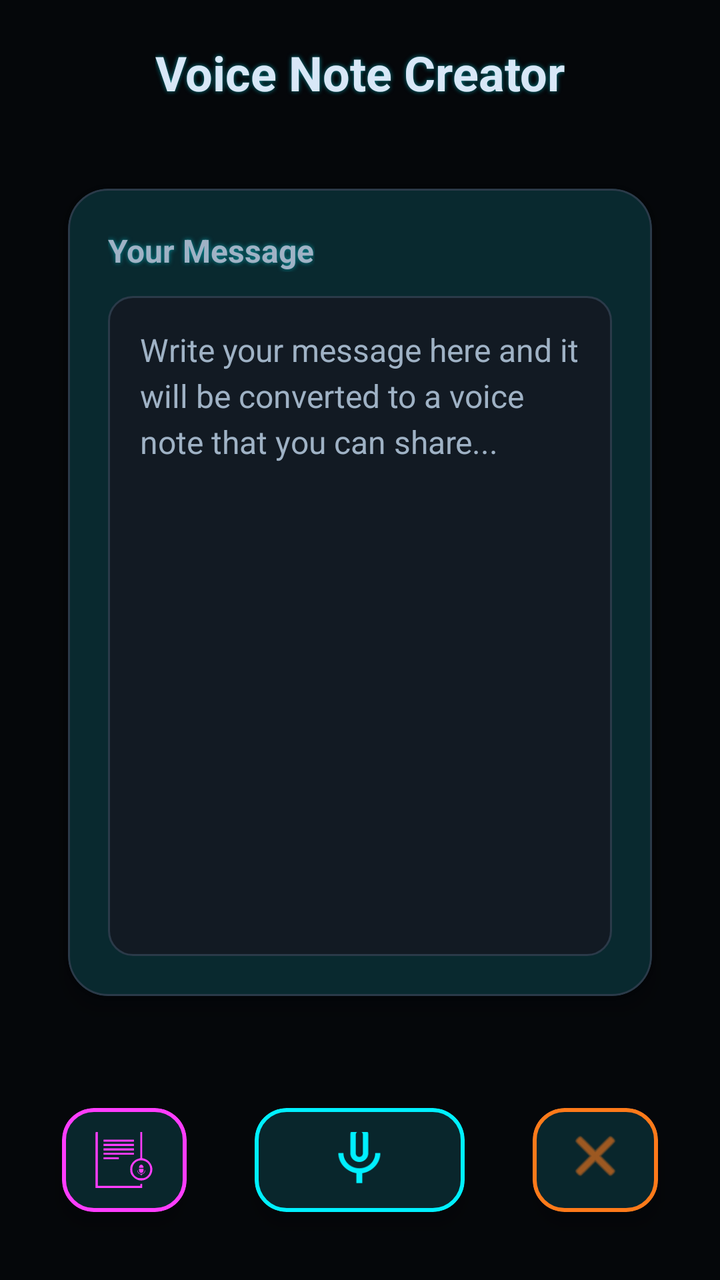
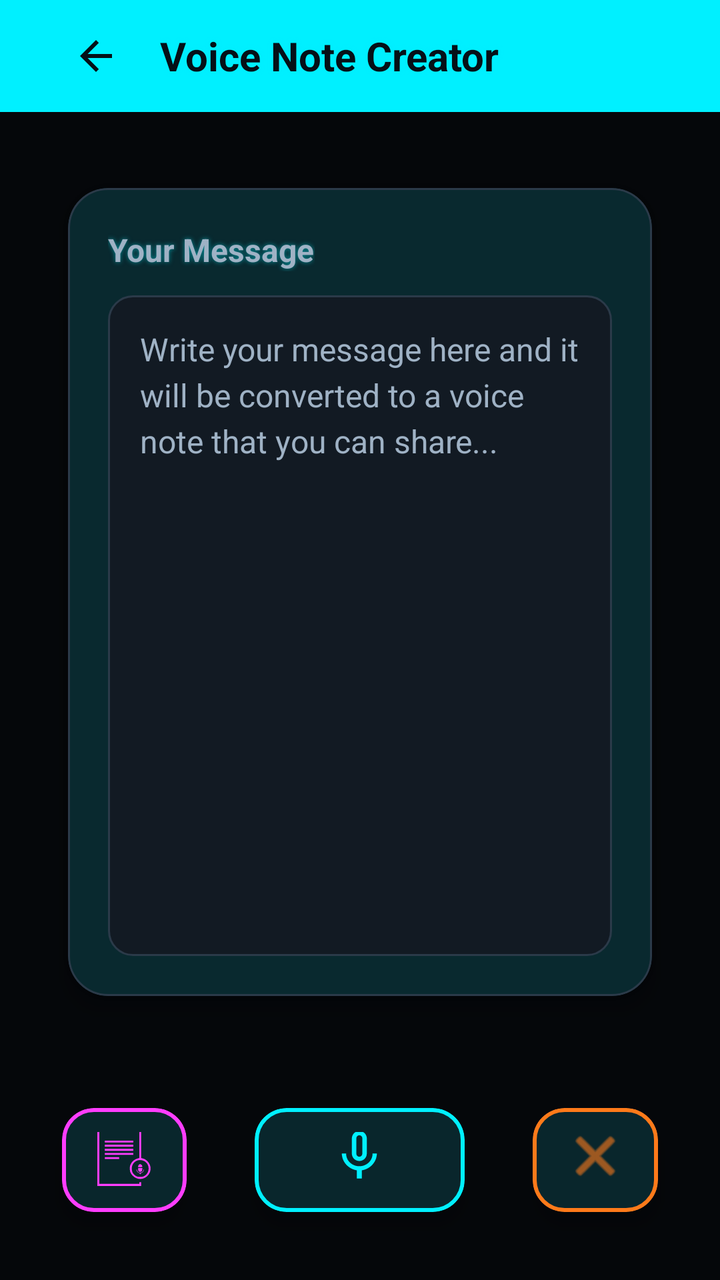

Before-and-after screenshots of an Android layout around one commit, followed by the original layout XML and the change that was made.
<!-- AndroidManifest.xml: application theme Theme.Bridge -->
<!-- res/layout/activity_voice_note.xml -->
<?xml version="1.0" encoding="utf-8"?>
<LinearLayout xmlns:android="http://schemas.android.com/apk/res/android"
    xmlns:app="http://schemas.android.com/apk/res-auto"
    xmlns:tools="http://schemas.android.com/tools"
    android:id="@+id/main"
    android:layout_width="match_parent"
    android:layout_height="match_parent"
    android:background="@color/app_bg"
    android:orientation="vertical"
    android:padding="20dp"
    tools:context=".VoiceNoteActivity">

    
    <RelativeLayout
        android:layout_width="match_parent"
        android:layout_height="wrap_content"
        android:layout_marginBottom="24dp">

        <TextView
            android:layout_width="wrap_content"
            android:layout_height="wrap_content"
            android:layout_centerInParent="true"
            android:text="Voice Note Creator"
            android:textColor="@color/on_background"
            android:textSize="24sp"
            android:textStyle="bold" />

    </RelativeLayout>

    
    <com.google.android.material.card.MaterialCardView
        android:layout_width="match_parent"
        android:layout_height="0dp"
        android:layout_weight="1"
        android:layout_marginBottom="24dp"
        app:cardBackgroundColor="@color/surface"
        app:cardCornerRadius="20dp"
        app:cardElevation="8dp"
        app:strokeColor="@color/outline"
        app:strokeWidth="1dp">

        <LinearLayout
            android:layout_width="match_parent"
            android:layout_height="match_parent"
            android:orientation="vertical"
            android:padding="20dp">

            <TextView
                android:layout_width="wrap_content"
                android:layout_height="wrap_content"
                android:layout_marginBottom="12dp"
                android:text="Your Message"
                android:textColor="@color/on_surface_variant"
                android:textSize="16sp"
                android:textStyle="bold" />

            <EditText
                android:id="@+id/editTextMessage"
                android:layout_width="match_parent"
                android:layout_height="match_parent"
                android:background="@drawable/dark_message_input_bg"
                android:gravity="top|start"
                android:hint="Write your message here and it will be converted to a voice note that you can share..."
                android:inputType="textMultiLine|textCapSentences"
                android:padding="16dp"
                android:textColor="@color/on_surface"
                android:textColorHint="@color/on_surface_variant"
                android:textSize="16sp"
                android:lineSpacingExtra="4dp" />

        </LinearLayout>

    </com.google.android.material.card.MaterialCardView>

    
    <LinearLayout
        android:layout_width="match_parent"
        android:layout_height="wrap_content"
        android:orientation="horizontal"
        android:gravity="center">

        
        <com.google.android.material.card.MaterialCardView
            android:layout_width="0dp"
            android:layout_height="80dp"
            android:layout_weight="1"
            android:layout_marginEnd="8dp"
            app:cardBackgroundColor="@color/surface"
            app:cardCornerRadius="16dp"
            app:cardElevation="6dp"
            app:strokeColor="@color/secondary"
            app:strokeWidth="2dp">

            <LinearLayout
                android:id="@+id/buttonAI"
                android:layout_width="match_parent"
                android:layout_height="match_parent"
                android:background="?attr/selectableItemBackground"
                android:clickable="true"
                android:focusable="true"
                android:gravity="center"
                android:orientation="vertical"
                android:padding="12dp">

                <ImageView
                    android:layout_width="32dp"
                    android:layout_height="32dp"
                    android:layout_marginBottom="4dp"
                    android:src="@drawable/trans"
                    app:tint="@color/secondary" />

                <TextView
                    android:layout_width="wrap_content"
                    android:layout_height="wrap_content"
                    android:text="AI"
                    android:textColor="@color/on_surface"
                    android:textSize="14sp"
                    android:textStyle="bold" />

            </LinearLayout>

        </com.google.android.material.card.MaterialCardView>

        
        <com.google.android.material.card.MaterialCardView
            android:layout_width="0dp"
            android:layout_height="80dp"
            android:layout_weight="1.5"
            android:layout_marginStart="4dp"
            android:layout_marginEnd="4dp"
            app:cardBackgroundColor="@color/surface"
            app:cardCornerRadius="16dp"
            app:cardElevation="6dp"
            app:strokeColor="@color/primary"
            app:strokeWidth="2dp">

            <LinearLayout
                android:id="@+id/buttonCreateNote"
                android:layout_width="match_parent"
                android:layout_height="match_parent"
                android:background="?attr/selectableItemBackground"
                android:clickable="true"
                android:focusable="true"
                android:gravity="center"
                android:orientation="vertical"
                android:padding="12dp">

                <ImageView
                    android:layout_width="36dp"
                    android:layout_height="36dp"
                    android:layout_marginBottom="4dp"
                    android:src="@drawable/mic"
                    app:tint="@color/primary" />

                <TextView
                    android:layout_width="wrap_content"
                    android:layout_height="wrap_content"
                    android:text="Create Note"
                    android:textColor="@color/on_surface"
                    android:textSize="14sp"
                    android:textStyle="bold" />

            </LinearLayout>

        </com.google.android.material.card.MaterialCardView>

        
        <com.google.android.material.card.MaterialCardView
            android:layout_width="0dp"
            android:layout_height="80dp"
            android:layout_weight="1"
            android:layout_marginStart="8dp"
            app:cardBackgroundColor="@color/surface"
            app:cardCornerRadius="16dp"
            app:cardElevation="6dp"
            app:strokeColor="@color/stroke_orange"
            app:strokeWidth="2dp">

            <LinearLayout
                android:id="@+id/buttonClear"
                android:layout_width="match_parent"
                android:layout_height="match_parent"
                android:background="?attr/selectableItemBackground"
                android:clickable="true"
                android:focusable="true"
                android:gravity="center"
                android:orientation="vertical"
                android:padding="12dp">

                <ImageView
                    android:layout_width="32dp"
                    android:layout_height="32dp"
                    android:layout_marginBottom="4dp"
                    android:src="@android:drawable/ic_menu_close_clear_cancel"
                    app:tint="@color/stroke_orange" />

                <TextView
                    android:layout_width="wrap_content"
                    android:layout_height="wrap_content"
                    android:text="Clear"
                    android:textColor="@color/on_surface"
                    android:textSize="14sp"
                    android:textStyle="bold" />

            </LinearLayout>

        </com.google.android.material.card.MaterialCardView>

    </LinearLayout>

</LinearLayout>
<!-- resources referenced by this layout -->
<resources>
  <color name="app_bg">#05070A</color>
  <color name="on_background">#D8E7F7</color>
  <color name="on_surface">#CFE0F2</color>
  <color name="on_surface_variant">#9FB2C5</color>
  <color name="outline">#2B3A49</color>
  <color name="primary">#00F0FF</color>
  <color name="secondary">#FF3DFF</color>
  <color name="stroke_orange">#FF7A1A</color>
  <color name="surface">#0B0F14</color>
  <!-- drawable dark_message_input_bg (drawable) -->
  <?xml version="1.0" encoding="utf-8"?>
  <shape xmlns:android="http://schemas.android.com/apk/res/android"
      android:shape="rectangle">
      
      <solid android:color="@color/surface_variant" />
      
      <corners android:radius="12dp" />
      
      <stroke
          android:width="1dp"
          android:color="@color/outline" />
          
  </shape>
  <style name="Theme.Bridge" parent="Base.Theme.Bridge" />
  <color name="surface_variant">#121A23</color>
  <color name="on_primary">#051017</color>
  <color name="on_secondary">#140414</color>
  <color name="tertiary">#19FF82</color>
  <color name="on_tertiary">#07130C</color>
  <color name="outline_variant">#1B2733</color>
  <color name="status_bar">#05070A</color>
  <color name="nav_bar">#05070A</color>
  <color name="ripple_neon">#3300F0FF</color>
  <style name="Widget.Bridge.TextView" parent="@style/Widget.AppCompat.TextView">
          <item name="android:textColor">@color/on_surface</item>
          <item name="android:textColorHint">@color/on_surface_variant</item>
          
          <item name="android:shadowColor">@color/shadow_neon</item>
          <item name="android:shadowDx">0</item>
          <item name="android:shadowDy">0</item>
          <item name="android:shadowRadius">6</item>
      </style>
  <style name="Widget.Bridge.Toolbar" parent="Widget.Material3.Toolbar">
          <item name="backgroundTint">@color/surface</item>
          <item name="titleTextColor">@color/on_surface</item>
          <item name="subtitleTextColor">@color/on_surface_variant</item>
          <item name="navigationIconTint">@color/primary</item>
          <item name="titleCentered">true</item>
          <item name="android:popupTheme">@style/ThemeOverlay.Material3.Dark</item>
          <item name="android:stateListAnimator">@null</item>
          <item name="elevation">0dp</item>
      </style>
  <style name="Widget.Bridge.Card" parent="Widget.Material3.CardView.Elevated">
          <item name="cardBackgroundColor">@color/card_bg</item>
          <item name="strokeColor">@color/primary</item>
          <item name="strokeWidth">1dp</item>
          <item name="cardUseCompatPadding">true</item>
          <item name="cardPreventCornerOverlap">true</item>
          <item name="shapeAppearance">@style/Shape.Bridge.Large</item>
          <item name="android:stateListAnimator">@null</item>
          <item name="cardElevation">8dp</item>
      </style>
  <style name="Shape.Bridge.Small" parent="ShapeAppearance.Material3.Corner.Small">
          <item name="cornerFamily">rounded</item>
          <item name="cornerSize">12dp</item>
      </style>
  <style name="Shape.Bridge.Medium" parent="ShapeAppearance.Material3.Corner.Medium">
          <item name="cornerFamily">rounded</item>
          <item name="cornerSize">16dp</item>
      </style>
  <style name="Shape.Bridge.Large" parent="ShapeAppearance.Material3.Corner.Large">
          <item name="cornerFamily">rounded</item>
          <item name="cornerSize">24dp</item>
      </style>
  <color name="shadow_neon">#8000F0FF</color>
  <color name="card_bg">#0F1621</color>
  <!-- unchanged entries left out for length: 4 -->
</resources>

<!-- the commit's change to res/layout/activity_voice_note.xml (unified diff, before → after) -->
@@ -1,211 +1,246 @@
 <?xml version="1.0" encoding="utf-8"?>
-<LinearLayout xmlns:android="http://schemas.android.com/apk/res/android"
+<RelativeLayout xmlns:android="http://schemas.android.com/apk/res/android"
     xmlns:app="http://schemas.android.com/apk/res-auto"
     xmlns:tools="http://schemas.android.com/tools"
     android:id="@+id/main"
     android:layout_width="match_parent"
     android:layout_height="match_parent"
     android:background="@color/app_bg"
-    android:orientation="vertical"
-    android:padding="20dp"
+    android:fitsSystemWindows="false"
     tools:context=".VoiceNoteActivity">
 
-    
-    <RelativeLayout
+    <com.google.android.material.appbar.MaterialToolbar
+        android:id="@+id/toolBar"
         android:layout_width="match_parent"
         android:layout_height="wrap_content"
-        android:layout_marginBottom="24dp">
-
-        <TextView
-            android:layout_width="wrap_content"
-            android:layout_height="wrap_content"
-            android:layout_centerInParent="true"
-            android:text="Voice Note Creator"
-            android:textColor="@color/on_background"
-            android:textSize="24sp"
-            android:textStyle="bold" />
-
-    </RelativeLayout>
-
-    
-    <com.google.android.material.card.MaterialCardView
-        android:layout_width="match_parent"
-        android:layout_height="0dp"
-        android:layout_weight="1"
-        android:layout_marginBottom="24dp"
-        app:cardBackgroundColor="@color/surface"
-        app:cardCornerRadius="20dp"
-        app:cardElevation="8dp"
-        app:strokeColor="@color/outline"
-        app:strokeWidth="1dp">
+        android:minHeight="56dp"
+        android:layout_alignParentTop="true"
+        android:background="@color/primary"
+        android:fitsSystemWindows="false"
+        app:titleTextColor="@color/on_primary">
 
         <LinearLayout
             android:layout_width="match_parent"
             android:layout_height="match_parent"
-            android:orientation="vertical"
-            android:padding="20dp">
+            android:orientation="horizontal"
+            android:gravity="center_vertical"
+            android:paddingStart="8dp"
+            android:paddingEnd="16dp">
+
+            <ImageButton
+                android:id="@+id/back_btn"
+                android:layout_width="48dp"
+                android:layout_height="48dp"
+                android:background="?attr/selectableItemBackgroundBorderless"
+                android:src="@drawable/ic_arrow_back"
+                android:contentDescription="Back"
+                app:tint="@color/on_primary" />
 
             <TextView
-                android:layout_width="wrap_content"
+                android:id="@+id/title_text"
+                android:layout_width="0dp"
                 android:layout_height="wrap_content"
-                android:layout_marginBottom="12dp"
-                android:text="Your Message"
-                android:textColor="@color/on_surface_variant"
-                android:textSize="16sp"
-                android:textStyle="bold" />
-
-            <EditText
-                android:id="@+id/editTextMessage"
+                android:layout_weight="1"
+                android:text="Voice Note Creator"
+                android:textSize="20sp"
+                android:textStyle="bold"
+                android:textColor="@color/on_primary"
+                android:layout_marginStart="8dp" />
+
+        </LinearLayout>
+
+    </com.google.android.material.appbar.MaterialToolbar>
+
+    <LinearLayout
+        android:layout_width="match_parent"
+        android:layout_height="match_parent"
+        android:layout_below="@+id/toolBar"
+        android:orientation="vertical"
+        android:padding="20dp">
+
+        
+        <com.google.android.material.card.MaterialCardView
+            android:layout_width="match_parent"
+            android:layout_height="0dp"
+            android:layout_weight="1"
+            android:layout_marginBottom="24dp"
+            app:cardBackgroundColor="@color/surface"
+            app:cardCornerRadius="20dp"
+            app:cardElevation="8dp"
+            app:strokeColor="@color/outline"
+            app:strokeWidth="1dp">
+
+            <LinearLayout
                 android:layout_width="match_parent"
                 android:layout_height="match_parent"
-                android:background="@drawable/dark_message_input_bg"
-                android:gravity="top|start"
-                android:hint="Write your message here and it will be converted to a voice note that you can share..."
-                android:inputType="textMultiLine|textCapSentences"
-                android:padding="16dp"
-                android:textColor="@color/on_surface"
-                android:textColorHint="@color/on_surface_variant"
-                android:textSize="16sp"
-                android:lineSpacingExtra="4dp" />
-
-        </LinearLayout>
-
-    </com.google.android.material.card.MaterialCardView>
-
-    
-    <LinearLayout
-        android:layout_width="match_parent"
-        android:layout_height="wrap_content"
-        android:orientation="horizontal"
-        android:gravity="center">
-
-        
-        <com.google.android.material.card.MaterialCardView
-            android:layout_width="0dp"
-            android:layout_height="80dp"
-            android:layout_weight="1"
-            android:layout_marginEnd="8dp"
-            app:cardBackgroundColor="@color/surface"
-            app:cardCornerRadius="16dp"
-            app:cardElevation="6dp"
-            app:strokeColor="@color/secondary"
-            app:strokeWidth="2dp">
-
-            <LinearLayout
-                android:id="@+id/buttonAI"
-                android:layout_width="match_parent"
-                android:layout_height="match_parent"
-                android:background="?attr/selectableItemBackground"
-                android:clickable="true"
-                android:focusable="true"
-                android:gravity="center"
                 android:orientation="vertical"
-                android:padding="12dp">
-
-                <ImageView
-                    android:layout_width="32dp"
-                    android:layout_height="32dp"
-                    android:layout_marginBottom="4dp"
-                    android:src="@drawable/trans"
-                    app:tint="@color/secondary" />
+                android:padding="20dp">
 
                 <TextView
                     android:layout_width="wrap_content"
                     android:layout_height="wrap_content"
-                    android:text="AI"
+                    android:layout_marginBottom="12dp"
+                    android:text="Your Message"
+                    android:textColor="@color/on_surface_variant"
+                    android:textSize="16sp"
+                    android:textStyle="bold" />
+
+                <EditText
+                    android:id="@+id/editTextMessage"
+                    android:layout_width="match_parent"
+                    android:layout_height="match_parent"
+                    android:background="@drawable/dark_message_input_bg"
+                    android:gravity="top|start"
+                    android:hint="Write your message here and it will be converted to a voice note that you can share..."
+                    android:inputType="textMultiLine|textCapSentences"
+                    android:padding="16dp"
                     android:textColor="@color/on_surface"
-                    android:textSize="14sp"
-                    android:textStyle="bold" />
+                    android:textColorHint="@color/on_surface_variant"
+                    android:textSize="16sp"
+                    android:lineSpacingExtra="4dp" />
 
             </LinearLayout>
 
         </com.google.android.material.card.MaterialCardView>
 
         
-        <com.google.android.material.card.MaterialCardView
-            android:layout_width="0dp"
-            android:layout_height="80dp"
-            android:layout_weight="1.5"
-            android:layout_marginStart="4dp"
-            android:layout_marginEnd="4dp"
-            app:cardBackgroundColor="@color/surface"
-            app:cardCornerRadius="16dp"
-            app:cardElevation="6dp"
-            app:strokeColor="@color/primary"
-            app:strokeWidth="2dp">
-
-            <LinearLayout
-                android:id="@+id/buttonCreateNote"
-                android:layout_width="match_parent"
-                android:layout_height="match_parent"
-                android:background="?attr/selectableItemBackground"
-                android:clickable="true"
-                android:focusable="true"
-                android:gravity="center"
-                android:orientation="vertical"
-                android:padding="12dp">
-
-                <ImageView
-                    android:layout_width="36dp"
-                    android:layout_height="36dp"
-                    android:layout_marginBottom="4dp"
-                    android:src="@drawable/mic"
-                    app:tint="@color/primary" />
-
-                <TextView
-                    android:layout_width="wrap_content"
-                    android:layout_height="wrap_content"
-                    android:text="Create Note"
-                    android:textColor="@color/on_surface"
-                    android:textSize="14sp"
-                    android:textStyle="bold" />
-
-            </LinearLayout>
-
-        </com.google.android.material.card.MaterialCardView>
-
-        
-        <com.google.android.material.card.MaterialCardView
-            android:layout_width="0dp"
-            android:layout_height="80dp"
-            android:layout_weight="1"
-            android:layout_marginStart="8dp"
-            app:cardBackgroundColor="@color/surface"
-            app:cardCornerRadius="16dp"
-            app:cardElevation="6dp"
-            app:strokeColor="@color/stroke_orange"
-            app:strokeWidth="2dp">
-
-            <LinearLayout
-                android:id="@+id/buttonClear"
-                android:layout_width="match_parent"
-                android:layout_height="match_parent"
-                android:background="?attr/selectableItemBackground"
-                android:clickable="true"
-                android:focusable="true"
-                android:gravity="center"
-                android:orientation="vertical"
-                android:padding="12dp">
-
-                <ImageView
-                    android:layout_width="32dp"
-                    android:layout_height="32dp"
-                    android:layout_marginBottom="4dp"
-                    android:src="@android:drawable/ic_menu_close_clear_cancel"
-                    app:tint="@color/stroke_orange" />
-
-                <TextView
-                    android:layout_width="wrap_content"
-                    android:layout_height="wrap_content"
-                    android:text="Clear"
-                    android:textColor="@color/on_surface"
-                    android:textSize="14sp"
-                    android:textStyle="bold" />
-
-            </LinearLayout>
-
-        </com.google.android.material.card.MaterialCardView>
+        <LinearLayout
+            android:layout_width="match_parent"
+            android:layout_height="wrap_content"
+            android:orientation="horizontal"
+            android:gravity="center">
+
+            
+            <com.google.android.material.card.MaterialCardView
+                android:layout_width="0dp"
+                android:layout_height="80dp"
+                android:layout_weight="1"
+                android:layout_marginEnd="8dp"
+                app:cardBackgroundColor="@color/surface"
+                app:cardCornerRadius="16dp"
+                app:cardElevation="6dp"
+                app:strokeColor="@color/secondary"
+                app:strokeWidth="2dp">
+
+                <LinearLayout
+                    android:id="@+id/buttonAI"
+                    android:layout_width="match_parent"
+                    android:layout_height="match_parent"
+                    android:background="?attr/selectableItemBackground"
+                    android:clickable="true"
+                    android:focusable="true"
+                    android:gravity="center"
+                    android:orientation="vertical"
+                    android:padding="12dp">
+
+                    <ImageView
+                        android:layout_width="36dp"
+                        android:layout_height="36dp"
+                        android:layout_marginBottom="4dp"
+                        android:src="@drawable/trans"
+                        android:padding="3dp"
+                        app:tint="@color/secondary" />
+
+                    <TextView
+                        android:layout_width="wrap_content"
+                        android:layout_height="wrap_content"
+                        android:text="AI"
+                        android:textColor="@color/on_surface"
+                        android:textSize="14sp"
+                        android:textStyle="bold" />
+
+                </LinearLayout>
+
+            </com.google.android.material.card.MaterialCardView>
+
+            
+            <com.google.android.material.card.MaterialCardView
+                android:layout_width="0dp"
+                android:layout_height="80dp"
+                android:layout_weight="1.5"
+                android:layout_marginStart="4dp"
+                android:layout_marginEnd="4dp"
+                app:cardBackgroundColor="@color/surface"
+                app:cardCornerRadius="16dp"
+                app:cardElevation="6dp"
+                app:strokeColor="@color/primary"
+                app:strokeWidth="2dp">
+
+                <LinearLayout
+                    android:id="@+id/buttonCreateNote"
+                    android:layout_width="match_parent"
+                    android:layout_height="match_parent"
+                    android:background="?attr/selectableItemBackground"
+                    android:clickable="true"
+                    android:focusable="true"
+                    android:gravity="center"
+                    android:orientation="vertical"
+                    android:padding="12dp">
+
+                    <ImageView
+                        android:layout_width="36dp"
+                        android:layout_height="36dp"
+                        android:layout_marginBottom="4dp"
+                        android:src="@drawable/mic"
+                        android:padding="3dp"
+                        app:tint="@color/primary" />
+
+                    <TextView
+                        android:layout_width="wrap_content"
+                        android:layout_height="wrap_content"
+                        android:text="Create Note"
+                        android:textColor="@color/on_surface"
+                        android:textSize="14sp"
+                        android:textStyle="bold" />
+
+                </LinearLayout>
+
+            </com.google.android.material.card.MaterialCardView>
+
+            
+            <com.google.android.material.card.MaterialCardView
+                android:layout_width="0dp"
+                android:layout_height="80dp"
+                android:layout_weight="1"
+                android:layout_marginStart="8dp"
+                app:cardBackgroundColor="@color/surface"
+                app:cardCornerRadius="16dp"
+                app:cardElevation="6dp"
+                app:strokeColor="@color/stroke_orange"
+                app:strokeWidth="2dp">
+
+                <LinearLayout
+                    android:id="@+id/buttonClear"
+                    android:layout_width="match_parent"
+                    android:layout_height="match_parent"
+                    android:background="?attr/selectableItemBackground"
+                    android:clickable="true"
+                    android:focusable="true"
+                    android:gravity="center"
+                    android:orientation="vertical"
+                    android:padding="12dp">
+
+                    <ImageView
+                        android:layout_width="32dp"
+                        android:layout_height="32dp"
+                        android:layout_marginBottom="4dp"
+                        android:src="@android:drawable/ic_menu_close_clear_cancel"
+                        app:tint="@color/stroke_orange" />
+
+                    <TextView
+                        android:layout_width="wrap_content"
+                        android:layout_height="wrap_content"
+                        android:text="Clear"
+                        android:textColor="@color/on_surface"
+                        android:textSize="14sp"
+                        android:textStyle="bold" />
+
+                </LinearLayout>
+
+            </com.google.android.material.card.MaterialCardView>
+
+        </LinearLayout>
 
     </LinearLayout>
 
-</LinearLayout>
+</RelativeLayout>
<!-- resource entries referenced after the edit -->
@@ -1,7 +1,6 @@
 <!-- resources referenced by this layout -->
 <resources>
   <color name="app_bg">#05070A</color>
-  <color name="on_background">#D8E7F7</color>
   <color name="on_surface">#CFE0F2</color>
   <color name="on_surface_variant">#9FB2C5</color>
   <color name="outline">#2B3A49</color>
@@ -23,6 +22,17 @@
           android:color="@color/outline" />
           
   </shape>
+  <!-- drawable ic_arrow_back (drawable) -->
+  <?xml version="1.0" encoding="utf-8"?>
+  <vector xmlns:android="http://schemas.android.com/apk/res/android"
+      android:width="24dp"
+      android:height="24dp"
+      android:viewportWidth="24"
+      android:viewportHeight="24">
+      <path
+          android:fillColor="#FF000000"
+          android:pathData="M20,11H7.83l5.59,-5.59L12,4l-8,8 8,8 1.41,-1.41L7.83,13H20v-2z"/>
+  </vector>
   <style name="Theme.Bridge" parent="Base.Theme.Bridge" />
   <color name="surface_variant">#121A23</color>
   <color name="on_primary">#051017</color>
